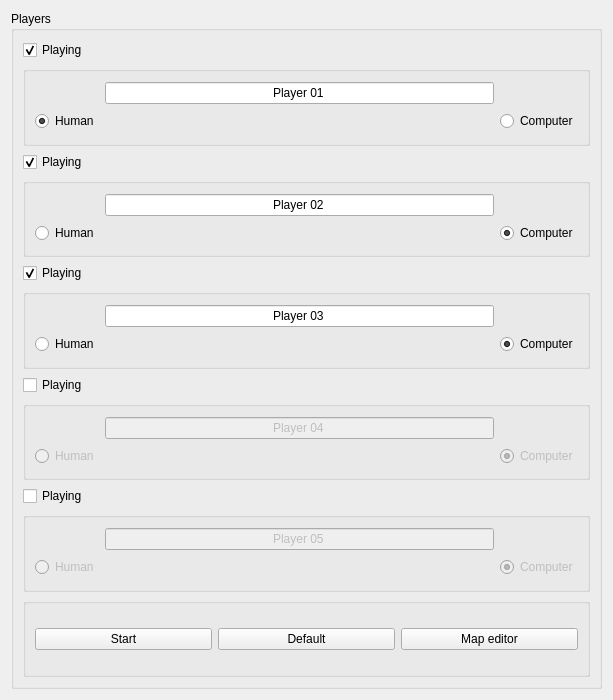
Old version of the form GUI/gamestartwindow.ui in the repository hcim38/PROJECT.
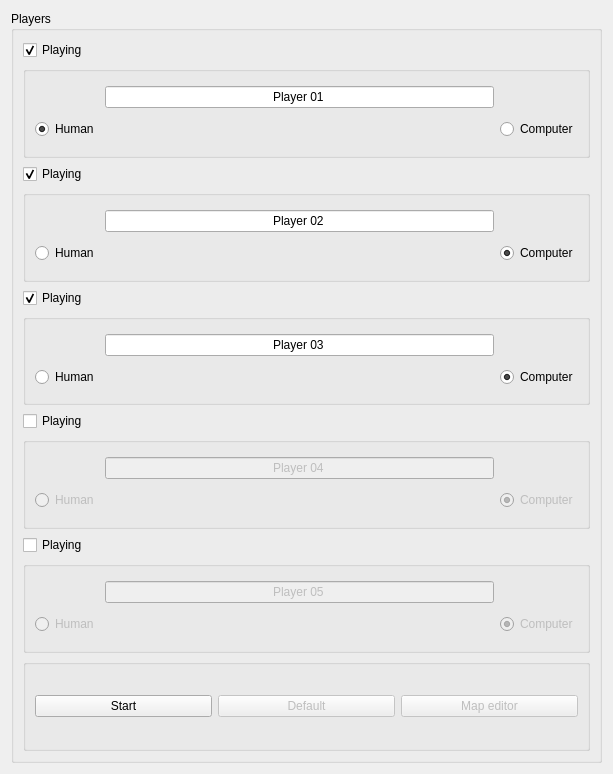
New version of the form.

```diff
--- a/GUI/gamestartwindow.ui
+++ b/GUI/gamestartwindow.ui
@@ -7,7 +7,7 @@
     <x>0</x>
     <y>0</y>
     <width>613</width>
-    <height>700</height>
+    <height>774</height>
    </rect>
   </property>
   <property name="windowTitle">
@@ -333,6 +333,9 @@
          </item>
          <item>
           <widget class="QPushButton" name="defaultButton">
+           <property name="enabled">
+            <bool>false</bool>
+           </property>
            <property name="text">
             <string>Default</string>
            </property>
@@ -340,6 +343,9 @@
          </item>
          <item>
           <widget class="QPushButton" name="mapEditorButton">
+           <property name="enabled">
+            <bool>false</bool>
+           </property>
            <property name="text">
             <string>Map editor</string>
            </property>
```
Left out of the diff: 2 changed lines with no effect on the pictures.
